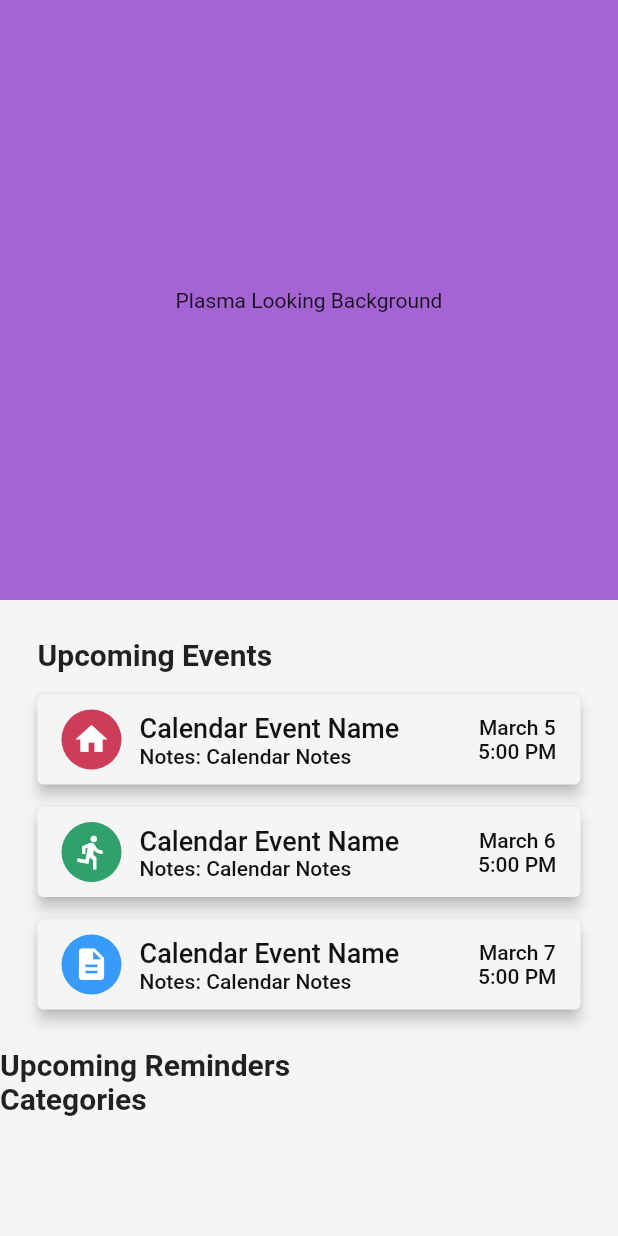
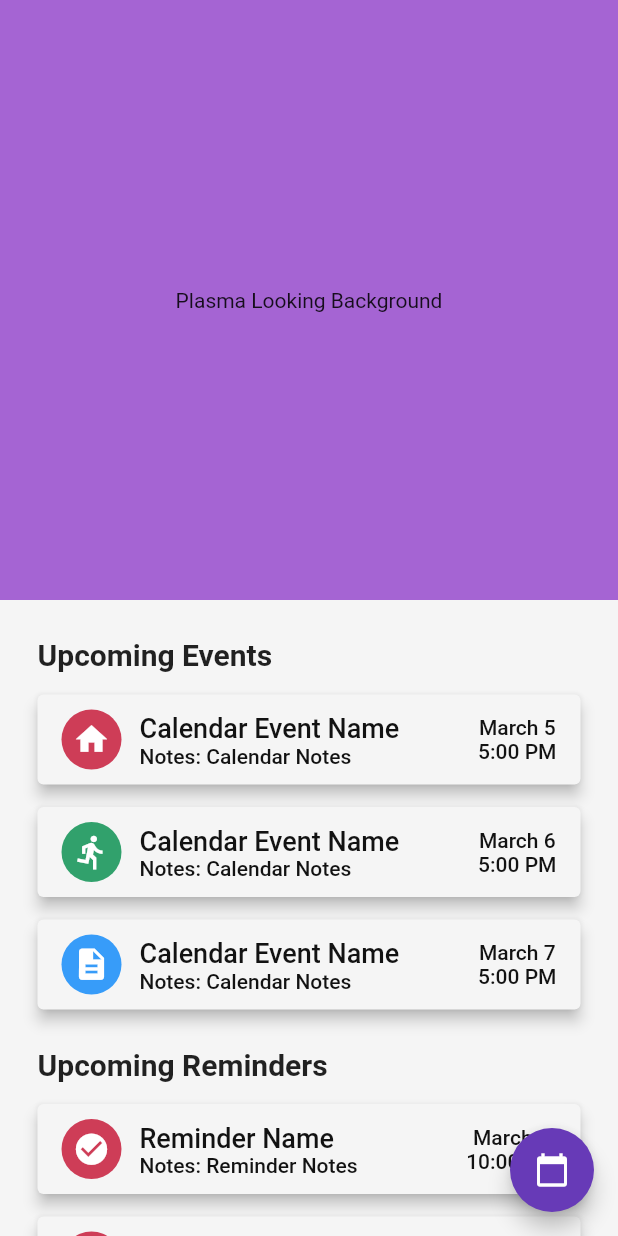
Before and after one commit to Peyton232/tartan_hacks, a Flutter app: the screen it shows after launch, on a phone screen of 412 x 824 dp. Run offline on Flutter 3.47's test engine with Material 2 defaults, Android fonts, the phone set to English and light mode, and no system bars.

Commit message:
Implemented pages for reminders

```diff
--- /dev/null
+++ b/lib/CustomWidgets/Categories/CategoryTemplatePage.dart
@@ -0,0 +1,2 @@
+import 'package:flutter/material.dart';
+import 'package:tartan_hacks/Data/constants.dart';
--- a/lib/CustomWidgets/EventCard.dart
+++ b/lib/CustomWidgets/Events/EventCard.dart
@@ -8,6 +8,7 @@ class EventCard extends StatefulWidget {
   final String eventTime;
   final IconData categoryIcon;
   final Color categoryColor;
+  final Function buttonPressed;
 
   EventCard({
     @required this.eventName,
@@ -16,6 +17,7 @@ class EventCard extends StatefulWidget {
     @required this.eventTime,
     @required this.categoryIcon,
     @required this.categoryColor,
+    this.buttonPressed,
   });
 
   @override
@@ -33,6 +35,7 @@ class _EventCardState extends State<EventCard> {
       ),
       onPressed: () {
         print("Top 3 upcoming calendar events");
+        widget.buttonPressed();
       },
       child: Container(
         width: 330,
--- /dev/null
+++ b/lib/CustomWidgets/Events/EventTemplatePage.dart
@@ -0,0 +1,2 @@
+import 'package:flutter/material.dart';
+import 'package:tartan_hacks/Data/constants.dart';
--- /dev/null
+++ b/lib/CustomWidgets/Events/EventsContainer.dart
@@ -0,0 +1,69 @@
+import 'package:flutter/material.dart';
+import 'package:tartan_hacks/Data/constants.dart';
+import 'package:tartan_hacks/CustomWidgets/Events/EventCard.dart';
+
+class UpcomingEvents extends StatefulWidget {
+  @override
+  _UpcomingEventsState createState() => _UpcomingEventsState();
+}
+
+class _UpcomingEventsState extends State<UpcomingEvents> {
+  @override
+  Widget build(BuildContext context) {
+    return Container(
+      child: Column(
+        children: <Widget>[
+          Container(
+            padding: EdgeInsets.only(
+              top: 25.0,
+              left: 10.0,
+              right: 10.0,
+            ),
+            child: Column(
+              crossAxisAlignment: CrossAxisAlignment.start,
+              children: <Widget>[
+                Text(
+                  "Upcoming Events",
+                  style: kHeaderTextStyle,
+                ),
+                Padding(
+                  padding: EdgeInsets.only(top: 15.0),
+                  child: EventCard(
+                    eventName: "Calendar Event Name",
+                    eventNotes: "Calendar Notes",
+                    eventDate: "March 5",
+                    eventTime: "5:00 PM",
+                    categoryIcon: Icons.home,
+                    categoryColor: kRed,
+                  ),
+                ),
+                Padding(
+                  padding: EdgeInsets.only(top: 15.0),
+                  child: EventCard(
+                    eventName: "Calendar Event Name",
+                    eventNotes: "Calendar Notes",
+                    eventDate: "March 6",
+                    eventTime: "5:00 PM",
+                    categoryIcon: Icons.directions_run,
+                    categoryColor: kGreen,
+                  ),
+                ),
+                Padding(
+                  padding: EdgeInsets.only(top: 15.0),
+                  child: EventCard(
+                    eventName: "Calendar Event Name",
+                    eventNotes: "Calendar Notes",
+                    eventDate: "March 7",
+                    eventTime: "5:00 PM",
+                    categoryIcon: Icons.description,
+                    categoryColor: kBlue,
+                  ),
+                ),
+              ],
+            ),
+          ),
+        ],
+      ),
+    );
+  }
+}
--- /dev/null
+++ b/lib/CustomWidgets/Reminders/ReminderCard.dart
@@ -0,0 +1,93 @@
+import 'package:flutter/material.dart';
+import 'package:tartan_hacks/Data/constants.dart';
+
+class ReminderCard extends StatefulWidget {
+  final String reminderName;
+  final String reminderNotes;
+  final String reminderDate;
+  final String reminderTime;
+  final IconData categoryIcon;
+  final Color categoryColor;
+  final Function buttonPressed;
+
+  ReminderCard({
+    @required this.reminderName,
+    @required this.reminderNotes,
+    @required this.reminderDate,
+    @required this.reminderTime,
+    @required this.categoryIcon,
+    @required this.categoryColor,
+    this.buttonPressed,
+  });
+
+  @override
+  _ReminderCardState createState() => _ReminderCardState();
+}
+
+class _ReminderCardState extends State<ReminderCard> {
+  @override
+  Widget build(BuildContext context) {
+    return ElevatedButton(
+      style: ButtonStyle(
+        backgroundColor: MaterialStateProperty.all<Color>(kOffWhite),
+        elevation: MaterialStateProperty.all(4.0),
+        overlayColor: MaterialStateProperty.all<Color>(Colors.grey[300]),
+      ),
+      onPressed: () {
+        print("Top 3 upcoming reminders");
+        widget.buttonPressed();
+      },
+      child: Container(
+        width: 330,
+        height: 60,
+        child: Row(
+          children: <Widget>[
+            Container(
+              height: kCardCircleDimensions,
+              width: kCardCircleDimensions,
+              decoration: BoxDecoration(
+                color: widget.categoryColor,
+                borderRadius: BorderRadius.circular(30),
+              ),
+              child: Icon(
+                widget.categoryIcon,
+                size: 25.0,
+              ),
+            ),
+            Expanded(
+              child: Padding(
+                padding: EdgeInsets.only(left: 12.0, top: 12.0),
+                child: Column(
+                  crossAxisAlignment: CrossAxisAlignment.start,
+                  children: <Widget>[
+                    Text(
+                      widget.reminderName,
+                      style: kEventTitleTextStyle,
+                    ),
+                    Text(
+                      "Notes: ${widget.reminderNotes}",
+                      style: kEventNotesTextStyle,
+                    ),
+                  ],
+                ),
+              ),
+            ),
+            Column(
+              mainAxisAlignment: MainAxisAlignment.center,
+              children: <Widget>[
+                Text(
+                  widget.reminderDate,
+                  style: kEventDateTextStyle,
+                ),
+                Text(
+                  widget.reminderTime,
+                  style: kEventDateTextStyle,
+                ),
+              ],
+            ),
+          ],
+        ),
+      ),
+    );
+  }
+}
--- /dev/null
+++ b/lib/CustomWidgets/Reminders/RemindersContainer.dart
@@ -0,0 +1,97 @@
+import 'package:flutter/material.dart';
+import 'package:tartan_hacks/CustomWidgets/Reminders/ReminderTemplatePage.dart';
+import 'package:tartan_hacks/Data/constants.dart';
+import 'package:tartan_hacks/CustomWidgets/Reminders/ReminderCard.dart';
+
+class UpcomingReminders extends StatefulWidget {
+  @override
+  _UpcomingRemindersState createState() => _UpcomingRemindersState();
+}
+
+class _UpcomingRemindersState extends State<UpcomingReminders> {
+  @override
+  Widget build(BuildContext context) {
+    return Container(
+      child: Column(
+        children: <Widget>[
+          Container(
+            padding: EdgeInsets.symmetric(vertical: 25.0, horizontal: 10.0),
+            child: Column(
+              crossAxisAlignment: CrossAxisAlignment.start,
+              children: <Widget>[
+                //TODO: Build cards from a list
+                Text(
+                  "Upcoming Reminders",
+                  style: kHeaderTextStyle,
+                ),
+                Padding(
+                  padding: EdgeInsets.only(top: 15.0),
+                  child: ReminderCard(
+                    reminderName: "Reminder Name",
+                    reminderNotes: "Reminder Notes",
+                    reminderDate: "March 5",
+                    reminderTime: "10:00 PM",
+                    categoryIcon: Icons.check_circle,
+                    categoryColor: kRed,
+                    buttonPressed: () {
+                      Navigator.push(
+                        context,
+                        MaterialPageRoute(
+                          builder: (context) => ReminderTemplatePage(
+                            reminderName: "(Certain reminder)",
+                          ),
+                        ),
+                      );
+                    },
+                  ),
+                ),
+                Padding(
+                  padding: EdgeInsets.only(top: 15.0),
+                  child: ReminderCard(
+                    reminderName: "Reminder Name",
+                    reminderNotes: "Reminder Notes",
+                    reminderDate: "March 5",
+                    reminderTime: "10:00 PM",
+                    categoryIcon: Icons.check_circle,
+                    categoryColor: kRed,
+                    buttonPressed: () {
+                      Navigator.push(
+                        context,
+                        MaterialPageRoute(
+                          builder: (context) => ReminderTemplatePage(
+                            reminderName: "(Certain reminder)",
+                          ),
+                        ),
+                      );
+                    },
+                  ),
+                ),
+                Padding(
+                  padding: EdgeInsets.only(top: 15.0),
+                  child: ReminderCard(
+                    reminderName: "Reminder Name",
+                    reminderNotes: "Reminder Notes",
+                    reminderDate: "March 5",
+                    reminderTime: "10:00 PM",
+                    categoryIcon: Icons.check_circle,
+                    categoryColor: kBlue,
+                    buttonPressed: () {
+                      Navigator.push(
+                        context,
+                        MaterialPageRoute(
+                          builder: (context) => ReminderTemplatePage(
+                            reminderName: "(Certain reminder)",
+                          ),
+                        ),
+                      );
+                    },
+                  ),
+                ),
+              ],
+            ),
+          ),
+        ],
+      ),
+    );
+  }
+}
--- a/lib/Data/constants.dart
+++ b/lib/Data/constants.dart
@@ -7,6 +7,7 @@ const kRed = Color(0xffCE3D57);
 const kGreen = Color(0xff31A16C);
 const kBlue = Color(0xff379CF9);
 const kYellow = Color(0xffFFD74B);
+//TODO: Change color of Yellow
 
 const kHeaderTextStyle = TextStyle(
   fontSize: 20.0,
--- a/lib/Pages/WelcomeScreen.dart
+++ b/lib/Pages/WelcomeScreen.dart
@@ -1,6 +1,9 @@
 import 'package:flutter/material.dart';
+import 'package:tartan_hacks/CustomWidgets/Categories/CategoriesContainer.dart';
+import 'package:tartan_hacks/CustomWidgets/Events/EventsContainer.dart';
+import 'package:tartan_hacks/CustomWidgets/Reminders/RemindersContainer.dart';
 import 'package:tartan_hacks/Data/constants.dart';
-import 'package:tartan_hacks/CustomWidgets/EventCard.dart';
+import 'package:tartan_hacks/CustomWidgets/Reminders/ReminderCard.dart';
 
 class WelcomeScreen extends StatefulWidget {
   @override
@@ -11,81 +14,31 @@ class _WelcomeScreenState extends State<WelcomeScreen> {
   @override
   Widget build(BuildContext context) {
     return Scaffold(
-      body: Column(
+      floatingActionButton: FloatingActionButton(
+        backgroundColor: Colors.deepPurple,
+        onPressed: () {
+          print("Go to calendar");
+        },
+        child: Icon(Icons.calendar_today),
+      ),
+      body: SingleChildScrollView(
+        child: Column(
           crossAxisAlignment: CrossAxisAlignment.stretch,
           children: <Widget>[
             Container(
+              decoration: BoxDecoration(
                 color: kPurple,
+              ),
               height: 400,
               child: Center(
                 child: Text("Plasma Looking Background"),
               ),
             ),
-          Container(
-            child: Column(
-              children: <Widget>[
-                Container(
-                  padding:
-                      EdgeInsets.symmetric(vertical: 25.0, horizontal: 10.0),
-                  child: Column(
-                    crossAxisAlignment: CrossAxisAlignment.start,
-                    children: <Widget>[
-                      Text(
-                        "Upcoming Events",
-                        style: kHeaderTextStyle,
-                      ),
-                      Padding(
-                        padding: EdgeInsets.only(top: 15.0),
-                        child: EventCard(
-                          eventName: "Calendar Event Name",
-                          eventNotes: "Calendar Notes",
-                          eventDate: "March 5",
-                          eventTime: "5:00 PM",
-                          categoryIcon: Icons.home,
-                          categoryColor: kRed,
-                        ),
-                      ),
-                      Padding(
-                        padding: EdgeInsets.only(top: 15.0),
-                        child: EventCard(
-                          eventName: "Calendar Event Name",
-                          eventNotes: "Calendar Notes",
-                          eventDate: "March 6",
-                          eventTime: "5:00 PM",
-                          categoryIcon: Icons.directions_run,
-                          categoryColor: kGreen,
-                        ),
-                      ),
-                      Padding(
-                        padding: EdgeInsets.only(top: 15.0),
-                        child: EventCard(
-                          eventName: "Calendar Event Name",
-                          eventNotes: "Calendar Notes",
-                          eventDate: "March 7",
-                          eventTime: "5:00 PM",
-                          categoryIcon: Icons.description,
-                          categoryColor: kBlue,
-                        ),
-                      ),
+            UpcomingEvents(),
+            UpcomingReminders(),
+            CategoriesContainer(),
           ],
         ),
-                ),
-              ],
-            ),
-          ),
-          Container(
-            child: Text(
-              "Upcoming Reminders",
-              style: kHeaderTextStyle,
-            ),
-          ),
-          Container(
-            child: Text(
-              "Categories",
-              style: kHeaderTextStyle,
-            ),
-          ),
-        ],
       ),
     );
   }
--- a/lib/main.dart
+++ b/lib/main.dart
@@ -1,4 +1,5 @@
 import 'package:flutter/material.dart';
+import 'package:tartan_hacks/CustomWidgets/Reminders/ReminderTemplatePage.dart';
 import 'package:tartan_hacks/Pages/WelcomeScreen.dart';
 import 'package:tartan_hacks/Data/constants.dart';
 
@@ -21,6 +22,7 @@ class MyApp extends StatelessWidget {
       //This is where you will put the different pages we can navigate to
       routes: {
         "/WelcomeScreen": (context) => WelcomeScreen(),
+        "/ReminderTemplatePage": (context) => ReminderTemplatePage(),
       },
     );
   }
```
Also changed, not shown: lib/CustomWidgets/Categories/CategoriesContainer.dart (added, +86 -0 lines), lib/CustomWidgets/Categories/CategoryCard.dart (added, +64 -0 lines), lib/CustomWidgets/Reminders/ReminderTemplatePage.dart (added, +24 -0 lines). Lines whose indentation alone changed are shown as unchanged.
